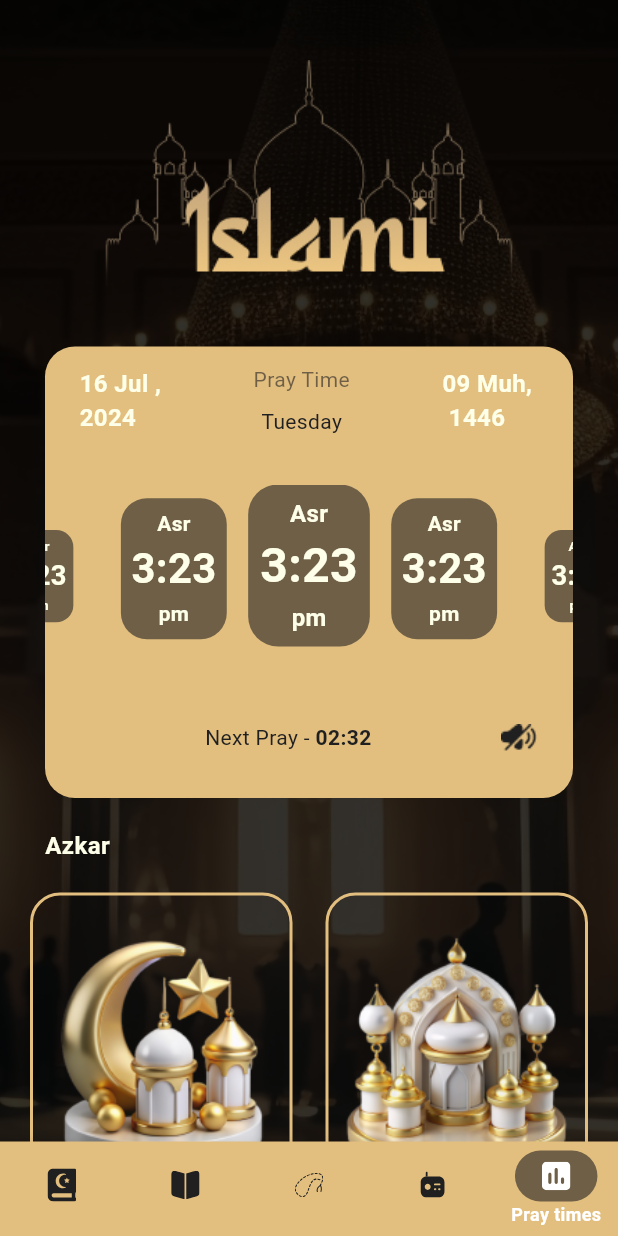
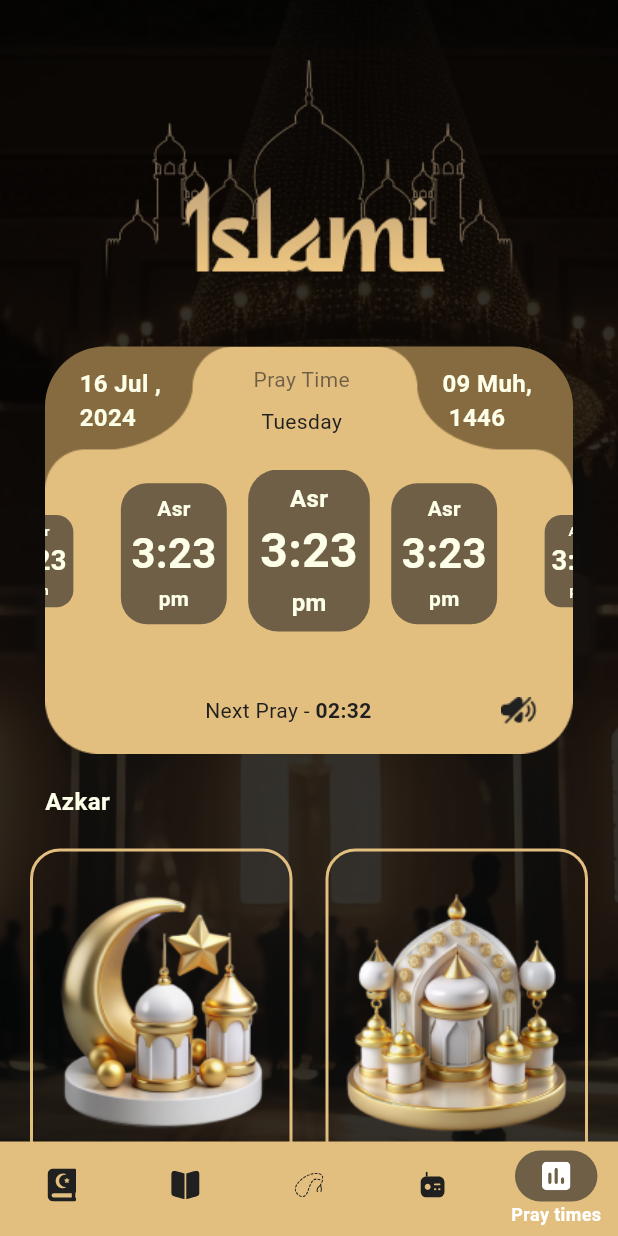
Before and after one commit to mayarkhaled6698/quran-app-c13-offline, a Flutter app: the Home screen opened by its route, item 5 of the bottom bar chosen, on a phone screen of 412 x 824 dp. Run offline on Flutter 3.47's test engine with Material 3 defaults, Android fonts, the phone set to English and light mode, and no system bars; drawn by our look-alikes of carousel_slider; our stand-ins replace flutter_svg, introduction_screen, shared_preferences; accounts and stored records are empty; project files that could hold a hidden picture were left out.

Commit message:
pray times UI done

```diff
--- a/lib/core/resources/assets_manager.dart
+++ b/lib/core/resources/assets_manager.dart
@@ -26,6 +26,7 @@ abstract final class AssetImages {
   static const String bellIcon = '${base}bell-icon 1.png';
   static const String commentBubbleIcon = '${base}comment-bubble-icon 1.png';
   static const String volume = '${base}Volume Slash.png';
+  static const String prayTimeBackground = '${base}pray-time-background.png';
 }
 
 abstract final class SvgAssets {
--- a/lib/core/resources/colors_manager.dart
+++ b/lib/core/resources/colors_manager.dart
@@ -7,4 +7,5 @@ abstract final class ColorsManager {
   static const Color blackAcc = Color(0xff202020);
   static const Color black60 = Color(0x99202020);
   static const Color whiteSugar = Color(0xFFFEFFE8);
+  static const Color brown = Color(0xFF856B3F);
 }
--- a/lib/presentation/screens/home/tabs/pray_times/pray_time.dart
+++ b/lib/presentation/screens/home/tabs/pray_times/pray_time.dart
@@ -38,13 +38,14 @@ class _PrayTimesTabState extends State<PrayTimesTab> {
                 ),
                 Container(
                     decoration: BoxDecoration(
-                    color: ColorsManager.gold,
-                    borderRadius: BorderRadius.circular(20),
+                      color: ColorsManager.brown,
+                      borderRadius: BorderRadius.circular(40),
                     ),
                     margin: const EdgeInsets.only(left: 10, right: 10),
-                  height: 301,
-                  width: 390,
-                  child: Column(
+                    child: Stack(
+                      children: [
+                        Image.asset(AssetImages.prayTimeBackground),
+                        Column(
                           children: [
                             const Padding(
                               padding: EdgeInsets.symmetric(horizontal: 23, vertical: 12),
@@ -78,7 +79,7 @@ class _PrayTimesTabState extends State<PrayTimesTab> {
                               ),
                             ),
                             Padding(
-                        padding: const EdgeInsets.only(top: 20),
+                              padding: const EdgeInsets.only(top: 10),
                               child: CarouselSlider.builder(
                                 itemBuilder: (context, index, realIndex) {
                                   return buildPrayTimeWidget();
@@ -93,7 +94,7 @@ class _PrayTimesTabState extends State<PrayTimesTab> {
                               ),
                             ),
                             Padding(
-                        padding: const EdgeInsets.only(top: 18),
+                              padding: const EdgeInsets.only(top: 10),
                               child: Row(
                                 children: [
                                   const Expanded(
@@ -123,7 +124,8 @@ class _PrayTimesTabState extends State<PrayTimesTab> {
                             )
                           ],
                         ),
-                ),
+                      ],
+                    )),
                 const Padding(
                   padding: EdgeInsets.symmetric(horizontal: 10, vertical: 20),
                   child: Text(
```
Also changed, not shown: assets/images/pray-time-background.png (added). Lines whose indentation alone changed are shown as unchanged.
